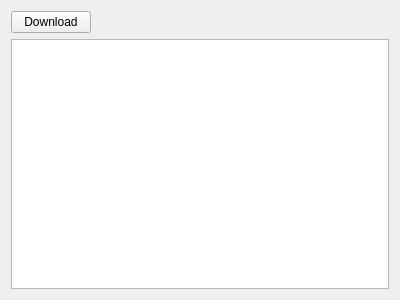
First picture: the form in widget.ui, repository Ffetta/Traider_ROBOT, before the edit.
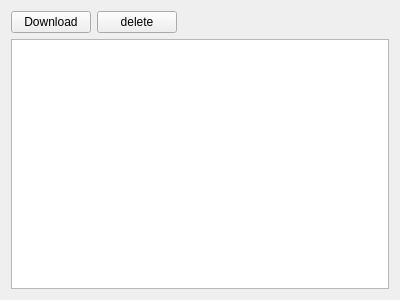
Second picture: the form after the edit.

```diff
--- a/widget.ui
+++ b/widget.ui
@@ -21,10 +21,10 @@
      </property>
     </widget>
    </item>
-   <item row="1" column="0" colspan="2">
+   <item row="1" column="0" colspan="3">
     <widget class="QTextEdit" name="textEdit"/>
    </item>
-   <item row="0" column="1">
+   <item row="0" column="2">
     <spacer name="horizontalSpacer">
      <property name="orientation">
       <enum>Qt::Horizontal</enum>
@@ -37,6 +37,13 @@
      </property>
     </spacer>
    </item>
+   <item row="0" column="1">
+    <widget class="QPushButton" name="delete_2">
+     <property name="text">
+      <string>delete</string>
+     </property>
+    </widget>
+   </item>
   </layout>
  </widget>
  <layoutdefault spacing="6" margin="11"/>
```
